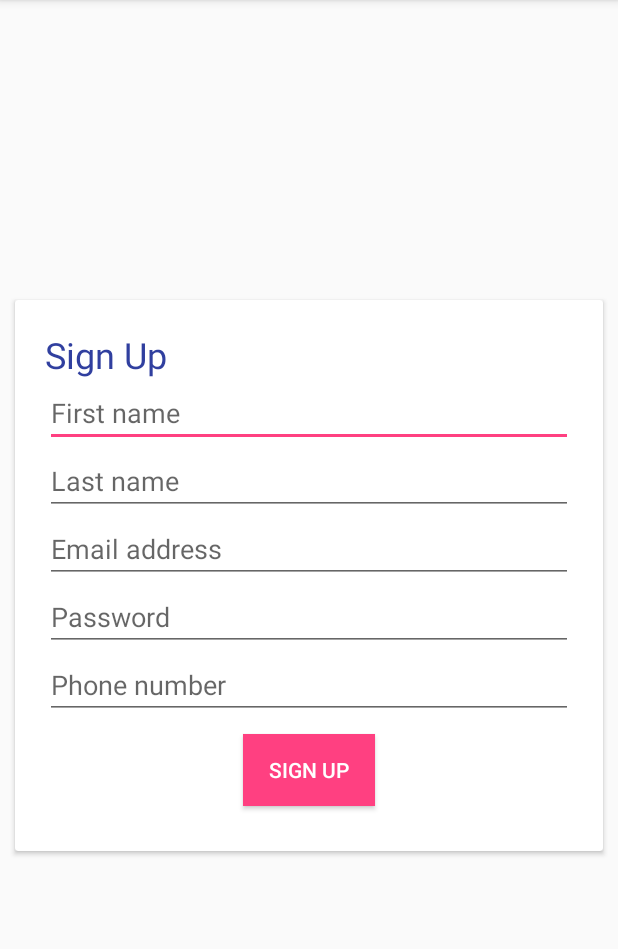
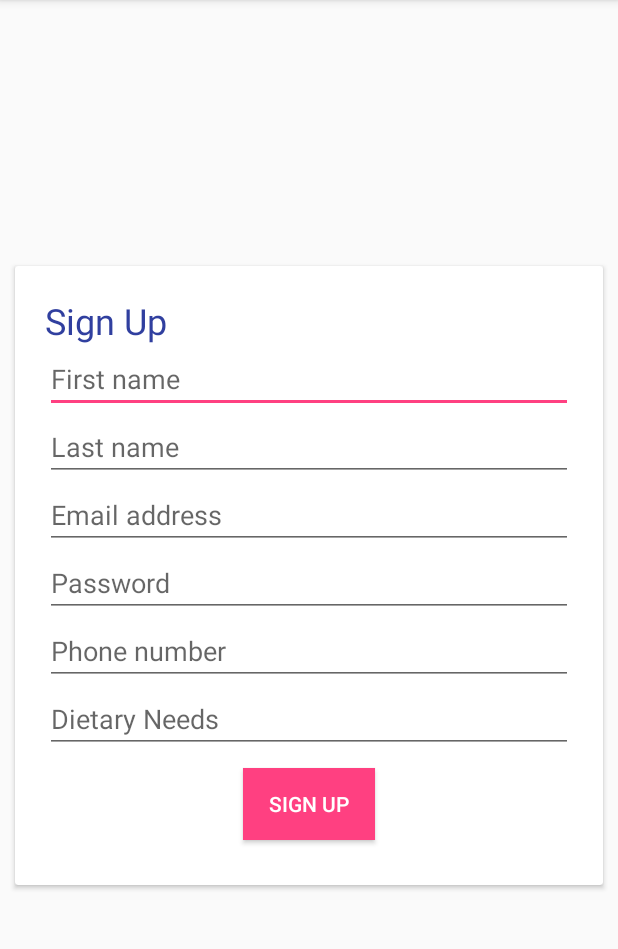
Before and after one commit to BarkaBoss/FoodVisor, an Android app: the screen it shows after launch (Register), after a tap on "SIGN UP", on a phone screen of 412 x 824 dp, the part 84-1033 px from its top. Run offline under Robolectric (Android 15) with nearby library versions, the phone set to English and light mode, and no system bars; our stand-ins replace Firebase (no records; nobody signed in at launch, a user with empty details on screens opened directly); 1 other tap on this screen came first.

Commit message:
Added dietary filter

```diff
--- a/app/src/main/java/xyz/nokt/btf/foodadvisor/Register.java
+++ b/app/src/main/java/xyz/nokt/btf/foodadvisor/Register.java
@@ -25,11 +25,11 @@ import com.google.firebase.database.ValueEventListener;
 public class Register extends AppCompatActivity {
 
     //Declare UI elements
-    EditText edEmail, edPassword, edPhone, edFirstName, edLastName;
+    EditText edEmail, edPassword, edPhone, edFirstName, edLastName, edCusDiet;
     Button btnSignUp;
 
     //Declare string data for login data to be passed to next activity
-    String userRole, email, phoneNumber, firstName, lastName;
+    String userRole, email, phoneNumber, firstName, lastName, customerNeeds;
 
     //Declare and initialize String keys to make reference for data in new activity
     final String addUserRole = "role";
@@ -37,6 +37,7 @@ public class Register extends AppCompatActivity {
     final String uNumber = "phone";
     final String uFirstName = "firstName";
     final String uLastName = "lastName";
+    final String cusDiet = "dietNeeds";
 
     //Declare firebase authentication
     FirebaseAuth fbAuth;
@@ -62,6 +63,7 @@ public class Register extends AppCompatActivity {
         edPhone = findViewById(R.id.edPhoneNumber);
         edFirstName = findViewById(R.id.edFirstName);
         edLastName = findViewById(R.id.edLastName);
+        edCusDiet = findViewById(R.id.cusDiet);
 
         pgRBar = findViewById(R.id.regProgressBar);
         pgRBar.setVisibility(View.GONE);
@@ -103,6 +105,8 @@ public class Register extends AppCompatActivity {
                             phoneNumber = dataSnapshot.child("phoneNumber").getValue().toString().trim();
                             firstName = dataSnapshot.child("firstName").getValue().toString().trim();
                             lastName = dataSnapshot.child("lastName").getValue().toString().trim();
+                            customerNeeds = dataSnapshot.child("cusDiet").getValue().toString().trim();
+
 
 
                             //An intent is to the home page is created and
@@ -115,6 +119,7 @@ public class Register extends AppCompatActivity {
                             customerIntent.putExtra(uLastName, lastName);
                             customerIntent.putExtra(addUserRole, userRole);
                             customerIntent.putExtra("uid", fbUser);
+                            customerIntent.putExtra(cusDiet, customerNeeds);
                             Log.i("User Role", userRole);
                             //We load the activity if the user role is customer
                             if(userRole.equals("customer"))
@@ -144,6 +149,7 @@ public class Register extends AppCompatActivity {
         final String strPhone = edPhone.getText().toString().trim();
         final String strFirstName = edFirstName.getText().toString().trim();
         final String strLastName = edLastName.getText().toString().trim();
+        final String dietNeeds = edCusDiet.getText().toString().trim();
         final String strRole = "customer";
 
         //Start check
@@ -157,6 +163,12 @@ public class Register extends AppCompatActivity {
         if (strLastName.isEmpty()) {
             edLastName.setError("Enter your Last Name");
             edLastName.requestFocus();
+            return;
+        }
+
+        if (dietNeeds.isEmpty()) {
+            edCusDiet.setError("Enter your Dietary Needs");
+            edCusDiet.requestFocus();
             return;
         }
 
@@ -206,7 +218,8 @@ public class Register extends AppCompatActivity {
                                     strPhone,
                                     strFirstName,
                                     strLastName,
-                                    strRole
+                                    strRole,
+                                    dietNeeds
                             );
 
                             //We the set the value of our current user to the "users object"
--- a/app/src/main/java/xyz/nokt/btf/foodadvisor/ViewRestaurants.java
+++ b/app/src/main/java/xyz/nokt/btf/foodadvisor/ViewRestaurants.java
@@ -165,8 +165,9 @@ public class ViewRestaurants extends Fragment implements SearchView.OnQueryTextL
         {
             String getSearchedIems=itms.getRest_features().toLowerCase();
             String getName = itms.getRest_name().toLowerCase();
+            String getAddress = itms.getRest_address().toLowerCase();
 
-            if(getSearchedIems.contains(newText) || getName.contains(newText)){
+            if(getSearchedIems.contains(newText) || getName.contains(newText) || getAddress.contains(newText)){
                 newlist.add(itms);
             }
         }
--- a/app/src/main/res/layout/activity_register.xml
+++ b/app/src/main/res/layout/activity_register.xml
@@ -57,6 +57,11 @@
                     android:inputType="number"
                     android:hint="Phone number"/>
                     />
+                <EditText
+                    android:id="@+id/cusDiet"
+                    android:layout_width="match_parent"
+                    android:layout_height="wrap_content"
+                    android:hint="Dietary Needs"/>
                 <Button
                     android:id="@+id/btnRegister"
                     android:layout_margin="10dp"
```
Also changed, not shown: app/src/main/java/xyz/nokt/btf/foodadvisor/AutoRecommendedRestaurant.java (+42 -1 lines), app/src/main/java/xyz/nokt/btf/foodadvisor/RestaurantListAdapter.java (+39 -1 lines), app/src/main/java/xyz/nokt/btf/foodadvisor/Users.java (+11 -2 lines).
